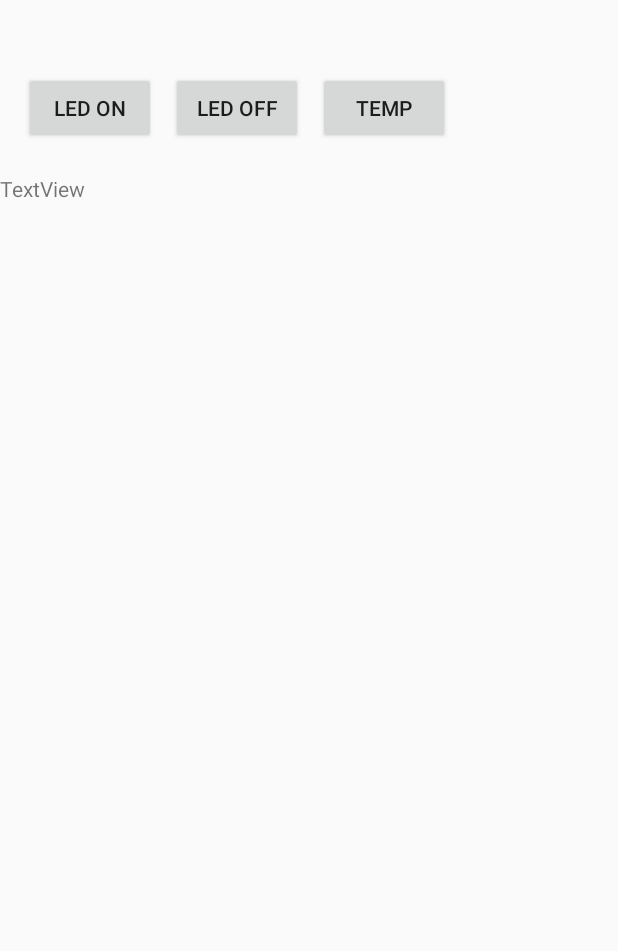
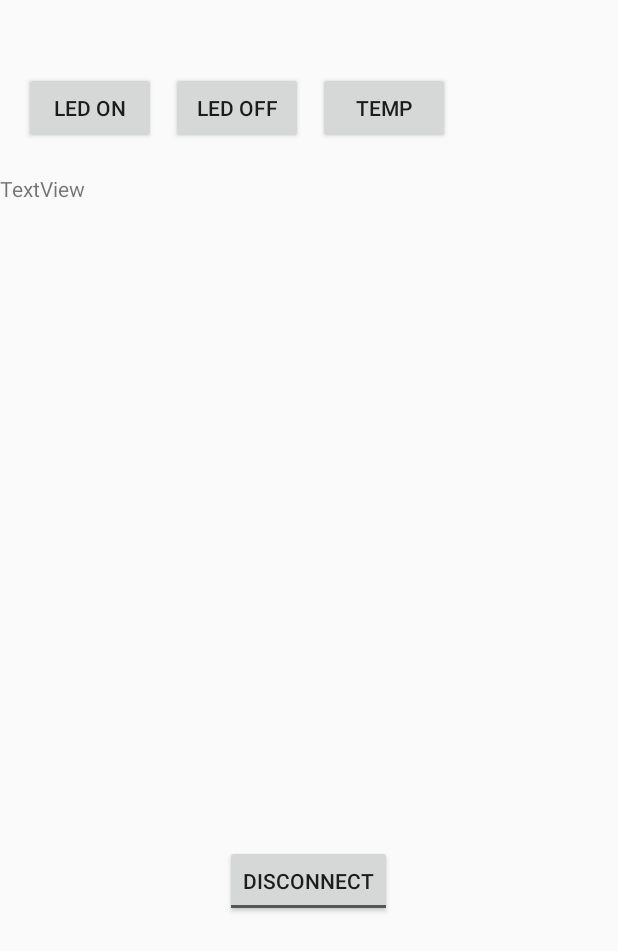
Before and after one commit to vohuydan/Drip, an Android app: the inble screen opened directly, with no data from a screen before it, on a phone screen of 412 x 824 dp. Shown: the top 951 px of the screen. Run offline under Robolectric (Android 15) with nearby library versions, the phone set to English and light mode, and no system bars; 4 statements that could not run were skipped.

Commit message:
Rename package files, Added Notification and Foreground Service
-Renamed package to drip_app
-Moved NotificationManager call to App.kt
-Added Foreground Service called DripService
-DripService calls notification with pending intent, pending intent carries BLE device
-inble added toggle button

```diff
--- a/DripAndoidApp/app/build.gradle
+++ b/DripAndoidApp/app/build.gradle
@@ -7,7 +7,7 @@ android {
     buildToolsVersion "29.0.3"
 
     defaultConfig {
-        applicationId "com.example.btlowenergy"
+        applicationId "com.example.drip_app"
         minSdkVersion 22
         targetSdkVersion 29
         versionCode 1
--- a/DripAndoidApp/app/src/main/AndroidManifest.xml
+++ b/DripAndoidApp/app/src/main/AndroidManifest.xml
@@ -5,15 +5,18 @@
     <uses-permission android:name="android.permission.BLUETOOTH" />
     <uses-permission android:name="android.permission.BLUETOOTH_ADMIN" />
     <uses-permission android:name="android.permission.ACCESS_FINE_LOCATION" />
+    <uses-permission android:name="android.permission.FOREGROUND_SERVICE"/>
     <uses-feature android:name="android.hardware.bluetooth_le" android:required="true" />
 
     <application
+        android:name=".App"
         android:allowBackup="true"
         android:icon="@mipmap/icon_launcher"
         android:label="Drip"
         android:roundIcon="@mipmap/icon_launcher_round"
         android:supportsRtl="true"
         android:theme="@style/AppTheme">
+
 
         <activity android:name="com.example.drip_app.MainActivity">
             <intent-filter>
@@ -23,6 +26,8 @@
             </intent-filter>
         </activity>
         <activity android:name="com.example.drip_app.inble"></activity>
+        <service android:name=".DripService"
+            android:foregroundServiceType="connectedDevice"/>
     </application>
 
 </manifest>
--- a/DripAndoidApp/app/src/main/java/com/example/drip_app/inble.kt
+++ b/DripAndoidApp/app/src/main/java/com/example/drip_app/inble.kt
@@ -16,13 +16,14 @@ import android.widget.Toast
 import androidx.appcompat.app.AppCompatActivity
 import androidx.core.app.NotificationCompat
 import androidx.core.app.NotificationManagerCompat
+import androidx.core.content.ContextCompat
 import kotlinx.android.synthetic.main.inble_activity.*
 import java.nio.charset.Charset
 import java.util.*
 
 class inble:AppCompatActivity() {
-    private val CHANNEL_ID = "ChannelID"
-    private val notificationID = 101
+
+    private val ACTION_SHOW_INBLE = "ACTION_SHOW_INBLE"
     var chosenGatt: BluetoothGatt? = null
     private var tx: BluetoothGattCharacteristic? = null
     private var rx: BluetoothGattCharacteristic? = null
@@ -30,17 +31,34 @@ class inble:AppCompatActivity() {
     override fun onCreate(savedInstanceState:Bundle?){
         super.onCreate(savedInstanceState)
         setContentView(R.layout.inble_activity)
+        Log.d("NOTIFICATION", "Inside inBle Oncreate")
+
         device = intent.getParcelableExtra(BluetoothDevice.EXTRA_DEVICE)
-        createNotificationChannel()
-        sendNotification()
-        textView3.text = "${device}"
+        if (device == null){
+            Log.d("NOTIFICATION", "DEVICE IS NULL")
+
+        }
+        Log.d("NOTIFICATION", "got device")
+
+        textView3.text = "$device"
 
 
-        device.connectGatt(this, false, gattCallback)
-        Toast.makeText(this, "Bluetooth Connected!", Toast.LENGTH_SHORT).show()
+        startConnection()
         button3.setOnClickListener{send("red")}
         button4.setOnClickListener{send("off")}
         button5.setOnClickListener{send("temp")}
+
+        toggleButton.setOnCheckedChangeListener{_, isChecked->
+            if (isChecked){
+                Toast.makeText(this, "Bluetooth Disonnected!", Toast.LENGTH_SHORT).show()
+                chosenGatt?.disconnect()
+                val serviceIntent  = Intent ( this, DripService::class.java)
+                stopService(serviceIntent)
+            }else{
+                startConnection()
+            }
+
+        }
     }
 
     private val gattCallback = object : BluetoothGattCallback() {
@@ -83,7 +101,7 @@ class inble:AppCompatActivity() {
                     "BluetoothGattCallback",
                     "Discovered ${services.size} services for ${device.address}"
                 )
-                printGattTable() // See implementation just above this section
+                //printGattTable() // See implementation just above this section
                 // Consider connection setup as complete here
             }
             tx = gatt.getService(UART_UUID).getCharacteristic(TX_UUID)
@@ -162,6 +180,9 @@ class inble:AppCompatActivity() {
 
     private fun onReceive(data:String) {
         runOnUiThread {
+            if (data == null){
+                Log.d("ARDUINO DISCONNECT" ,"ARDUINO DIUSCONET")
+            }
             if(data =="left"){
                 textView3.text = "Left Button Pressed"
             }
@@ -222,44 +243,21 @@ class inble:AppCompatActivity() {
     fun BluetoothGattCharacteristic.isNotifiable(): Boolean =
         containsProperty(BluetoothGattCharacteristic.PROPERTY_NOTIFY)
 
+    private fun disconnect(){
 
-    private fun createNotificationChannel() {
-        // Create the NotificationChannel, but only on API 26+ because
-        // the NotificationChannel class is new and not in the support library
-        if (Build.VERSION.SDK_INT >= Build.VERSION_CODES.O) {
-            val name = "Notification Title"
-            val descriptionText = "Notification Description"
-            val importance = NotificationManager.IMPORTANCE_DEFAULT
-            val channel = NotificationChannel(CHANNEL_ID, name, importance).apply {
-                description = descriptionText
-            }
-            // Register the channel with the system
-            val notificationManager: NotificationManager =
-                getSystemService(Context.NOTIFICATION_SERVICE) as NotificationManager
-            notificationManager.createNotificationChannel(channel)
-        }
     }
-    private fun sendNotification(){
+    override  fun onDestroy(){
+        super.onDestroy()
 
-        val intent = Intent(this, MainActivity::class.java).apply {
-            flags = Intent.FLAG_ACTIVITY_NEW_TASK or Intent.FLAG_ACTIVITY_CLEAR_TASK
-        }
-        val pendingIntent: PendingIntent = PendingIntent.getActivity(this,0,intent,0)
-        val bitmap = BitmapFactory.decodeResource(applicationContext.resources, R.drawable.originalwaterdrop)
-        var builder = NotificationCompat.Builder(this, CHANNEL_ID)
-            .setSmallIcon(R.drawable.icon_notification)
-            .setLargeIcon(bitmap)
-            .setContentTitle("EXAMPLE TITLE")
-            .setContentText("EXAMPLE DESCRIPTION")
-            .setPriority(NotificationCompat.PRIORITY_DEFAULT)
-            .setContentIntent(pendingIntent)
-            .setAutoCancel((false))
-            .setOngoing(true)
-            .setShowWhen(false)
+    }
 
-        with (NotificationManagerCompat.from(this)){
-            notify(notificationID, builder.build())
-        }
+    private fun startConnection(){
+        device.connectGatt(this, false, gattCallback)
+        Toast.makeText(this, "Bluetooth Connected!", Toast.LENGTH_SHORT).show()
+
+        val serviceIntent  = Intent( this, DripService::class.java)
+        serviceIntent.putExtra(BluetoothDevice.EXTRA_DEVICE, device)
+        ContextCompat.startForegroundService(this,serviceIntent)
     }
     companion object{
         // UUIDs for UART service and associated characteristics.
--- a/DripAndoidApp/app/src/main/res/layout/inble_activity.xml
+++ b/DripAndoidApp/app/src/main/res/layout/inble_activity.xml
@@ -44,5 +44,19 @@
         app:layout_constraintStart_toEndOf="@+id/button4"
         app:layout_constraintTop_toTopOf="@+id/button4" />
 
+    <ToggleButton
+        android:id="@+id/toggleButton"
+        android:layout_width="wrap_content"
+        android:layout_height="wrap_content"
+        android:layout_marginTop="44dp"
+        android:textOff="Disconnect"
+        android:textOn="Reconnect"
+        app:layout_constraintBottom_toBottomOf="parent"
+        app:layout_constraintEnd_toEndOf="parent"
+        app:layout_constraintHorizontal_bias="0.498"
+        app:layout_constraintStart_toStartOf="parent"
+        app:layout_constraintTop_toBottomOf="@+id/textView3"
+        app:layout_constraintVertical_bias="0.016" />
+
 
 </androidx.constraintlayout.widget.ConstraintLayout>
--- a/DripAndoidApp/app/src/main/res/values/strings.xml
+++ b/DripAndoidApp/app/src/main/res/values/strings.xml
@@ -1,3 +1,3 @@
 <resources>
-    <string name="app_name">BTLowEnergy</string>
+    <string name="app_name">DripApp</string>
 </resources>
```
Also changed, not shown: DripAndoidApp/app/src/main/java/com/example/drip_app/App.kt (added, +37 -0 lines), DripAndoidApp/app/src/main/java/com/example/drip_app/DripService.kt (added, +59 -0 lines), 1 other file.
